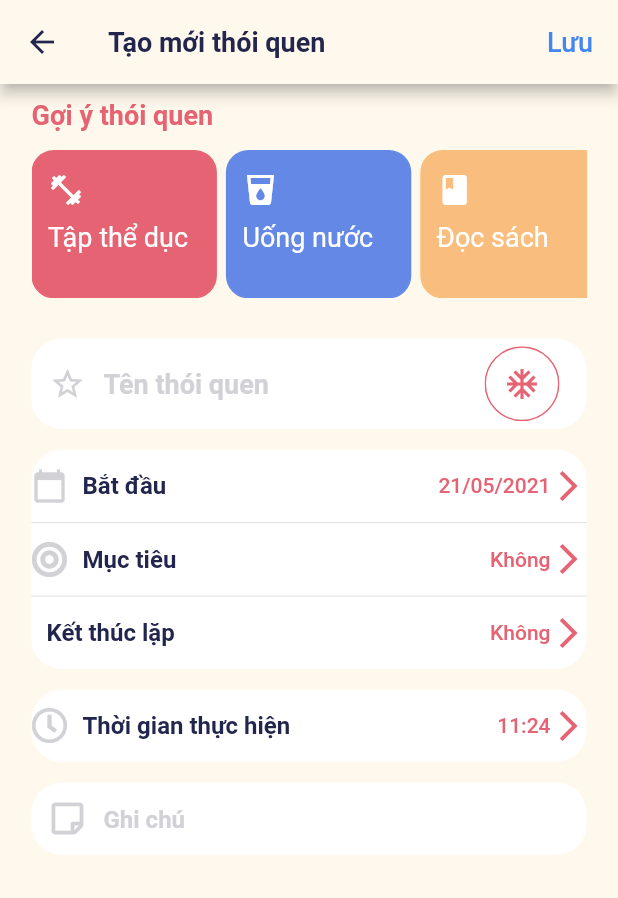
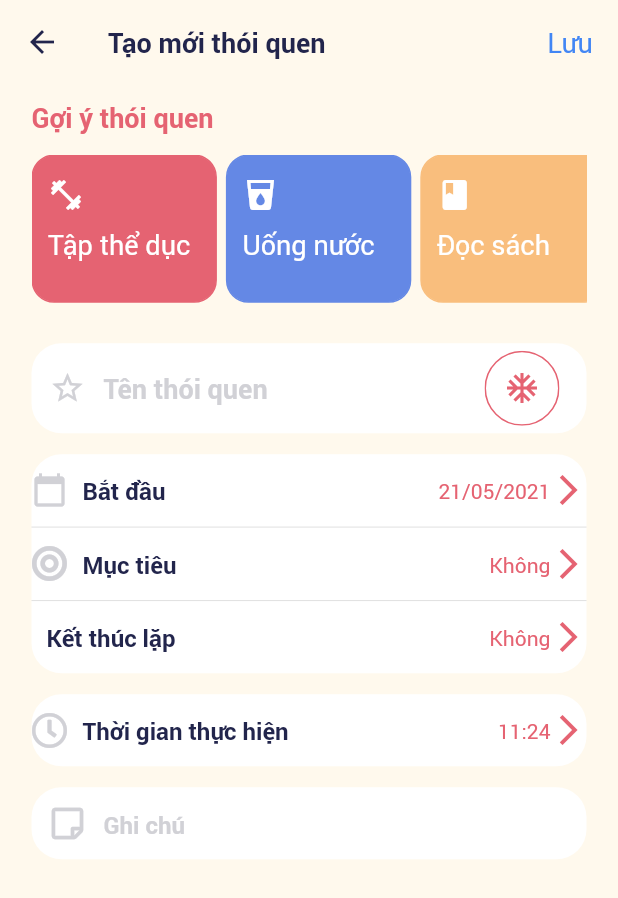
Before and after one commit to minhdinhtv761/habitool, a Flutter app: the NewHabitScreen screen opened directly, on a phone screen of 412 x 824 dp. Shown: the top 898 px of the screen. Run offline on Flutter 3.47's test engine with Material 2 defaults, Android fonts, the phone set to English and light mode, and no system bars; our stand-ins replace cloud_firestore, firebase_auth, firebase_core, flutter_slidable, font_awesome_flutter, google_sign_in and 3 more; accounts and stored records are empty.

Commit message:
update font Roboto

```diff
--- a/lib/view/screen/new_habit/main_screen.dart
+++ b/lib/view/screen/new_habit/main_screen.dart
@@ -20,6 +20,7 @@ class _NewHabitScreenState extends State<NewHabitScreen> {
         backgroundColor: CustomColors.light,
         appBar: AppBar(
             backgroundColor: CustomColors.light,
+            shadowColor: Colors.transparent,
             leading: IconButton(
               icon: Icon(Icons.arrow_back, color: CustomColors.black),
               onPressed: () {},
--- a/lib/view/screen/new_habit/newhabit_info.dart
+++ b/lib/view/screen/new_habit/newhabit_info.dart
@@ -1,10 +1,11 @@
 import 'package:flutter/cupertino.dart';
 import 'package:flutter/material.dart';
 import 'package:font_awesome_flutter/font_awesome_flutter.dart';
-import 'package:habitool/custom_values/custom_colors.dart';
 
+import '../../../custom_values/custom_colors.dart';
+import '../../../widgets/habit_namebox.dart';
 import '../../../widgets/body_menu.dart';
-import 'date_picker.dart';
+import '../../../widgets/date_picker.dart';
 
 class NewHabitInfo extends StatefulWidget {
   @override
@@ -116,70 +117,3 @@ class _NewHabitInfo extends State<NewHabitInfo> {
     );
   }
 }
-
-class NameBox extends StatefulWidget {
-  @override
-  _NameBoxState createState() => _NameBoxState();
-}
-
-class _NameBoxState extends State<NameBox> {
-  @override
-  Widget build(BuildContext context) {
-    Size size = MediaQuery.of(context).size;
-    bool _isObscure = false;
-
-    return Card(
-      color: Colors.white,
-      elevation: 0,
-      margin: EdgeInsets.only(top: 14),
-      shape: RoundedRectangleBorder(
-        borderRadius: BorderRadius.circular(20),
-      ),
-      child: TextField(
-        textAlignVertical: TextAlignVertical.center,
-        style: TextStyle(
-            color: CustomColors.pink,
-            fontSize: 18,
-            fontWeight: FontWeight.bold),
-        decoration: InputDecoration(
-          border: InputBorder.none,
-          hintText: 'Tên thói quen',
-          hintStyle: TextStyle(
-              color: CustomColors.grey,
-              fontSize: 18,
-              fontWeight: FontWeight.bold),
-          prefixIcon: IconButton(
-            icon: !_isObscure ? Icon(Icons.star_border) : Icon(Icons.star),
-            color: !_isObscure ? CustomColors.grey : Colors.yellow,
-            onPressed: () {
-              setState(() {
-                _isObscure = !_isObscure;
-              });
-            },
-          ),
-          suffixIcon: Padding(
-            padding: EdgeInsets.only(top: 5, bottom: 5, right: 18),
-            child: Material(
-              type: MaterialType.transparency,
-              child: Ink(
-                decoration: BoxDecoration(
-                  shape: BoxShape.circle,
-                  color: Colors.white,
-                  border: Border.all(
-                    color: CustomColors.pink,
-                    width: 1,
-                  ),
-                ),
-                child: IconButton(
-                  icon: Icon(Icons.ac_unit),
-                  color: CustomColors.pink,
-                  onPressed: () {},
-                ),
-              ),
-            ),
-          ),
-        ),
-      ),
-    );
-  }
-}
--- a/lib/view/screen/new_habit/recommend_iteam.dart
+++ b/lib/view/screen/new_habit/recommend_item.dart
@@ -3,8 +3,8 @@ import 'package:flutter/material.dart';
 
 import '../../../custom_values/custom_colors.dart';
 
-class RecommendIteam extends StatelessWidget {
-  const RecommendIteam({
+class RecommendItem extends StatelessWidget {
+  const RecommendItem({
     Key key,
     @required this.size,
     @required this.height,
--- a/lib/view/screen/new_habit/recommend_newhabit.dart
+++ b/lib/view/screen/new_habit/recommend_newhabit.dart
@@ -1,9 +1,9 @@
 import 'package:flutter/cupertino.dart';
 import 'package:flutter/material.dart';
 import 'package:habitool/custom_values/custom_colors.dart';
-import 'package:habitool/view/screen/new_habit/recommend_iteam.dart';
+import 'package:habitool/view/screen/new_habit/recommend_item.dart';
 
-class RecommendIteams extends StatelessWidget {
+class RecommendItems extends StatelessWidget {
   final List<Color> colorBoxs = [
     CustomColors.pink,
     CustomColors.blue,
@@ -33,7 +33,7 @@ class RecommendIteams extends StatelessWidget {
         itemCount: 4,
         scrollDirection: Axis.horizontal,
         itemBuilder: (context, index) {
-          return RecommendIteam(
+          return RecommendItem(
             size: size,
             height: _height,
             colorBox: colorBoxs[index],
@@ -64,7 +64,7 @@ class RecommendNewHabit extends StatelessWidget {
             fontWeight: FontWeight.bold,
           ),
         ),
-        RecommendIteams(),
+        RecommendItems(),
       ],
     );
   }
--- a/lib/view/screen/new_habit/date_picker.dart
+++ b/lib/widgets/date_picker.dart
@@ -2,7 +2,7 @@ import 'package:flutter/material.dart';
 import 'package:intl/intl.dart';
 import 'package:syncfusion_flutter_datepicker/datepicker.dart';
 
-import '../../../custom_values/custom_colors.dart';
+import '../custom_values/custom_colors.dart';
 
 class DatePicker extends StatefulWidget {
   DatePicker({Key key, this.height, this.width}) : super(key: key);
--- /dev/null
+++ b/lib/widgets/habit_namebox.dart
@@ -0,0 +1,70 @@
+import 'package:flutter/material.dart';
+
+import '../custom_values/custom_colors.dart';
+
+class NameBox extends StatefulWidget {
+  @override
+  _NameBoxState createState() => _NameBoxState();
+}
+
+class _NameBoxState extends State<NameBox> {
+  @override
+  Widget build(BuildContext context) {
+    Size size = MediaQuery.of(context).size;
+    bool _isObscure = false;
+
+    return Card(
+      color: Colors.white,
+      elevation: 0,
+      margin: EdgeInsets.only(top: 14),
+      shape: RoundedRectangleBorder(
+        borderRadius: BorderRadius.circular(20),
+      ),
+      child: TextField(
+        textAlignVertical: TextAlignVertical.center,
+        style: TextStyle(
+            color: CustomColors.pink,
+            fontSize: 18,
+            fontWeight: FontWeight.bold),
+        decoration: InputDecoration(
+          border: InputBorder.none,
+          hintText: 'Tên thói quen',
+          hintStyle: TextStyle(
+              color: CustomColors.grey,
+              fontSize: 18,
+              fontWeight: FontWeight.bold),
+          prefixIcon: IconButton(
+            icon: !_isObscure ? Icon(Icons.star_border) : Icon(Icons.star),
+            color: !_isObscure ? CustomColors.grey : Colors.yellow,
+            onPressed: () {
+              setState(() {
+                _isObscure = !_isObscure;
+              });
+            },
+          ),
+          suffixIcon: Padding(
+            padding: EdgeInsets.only(top: 5, bottom: 5, right: 18),
+            child: Material(
+              type: MaterialType.transparency,
+              child: Ink(
+                decoration: BoxDecoration(
+                  shape: BoxShape.circle,
+                  color: Colors.white,
+                  border: Border.all(
+                    color: CustomColors.pink,
+                    width: 1,
+                  ),
+                ),
+                child: IconButton(
+                  icon: Icon(Icons.ac_unit),
+                  color: CustomColors.pink,
+                  onPressed: () {},
+                ),
+              ),
+            ),
+          ),
+        ),
+      ),
+    );
+  }
+}
```
Also changed, not shown: pubspec.yaml (+7 -0 lines), assets/fonts/Roboto-Bold.ttf (added), assets/fonts/Roboto-Regular.ttf (added).
